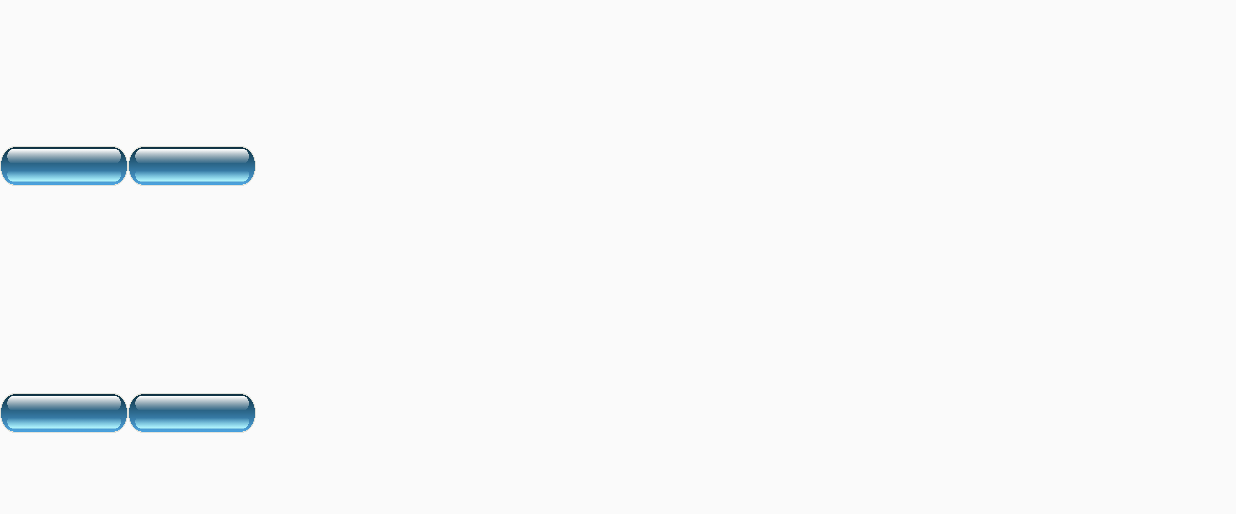
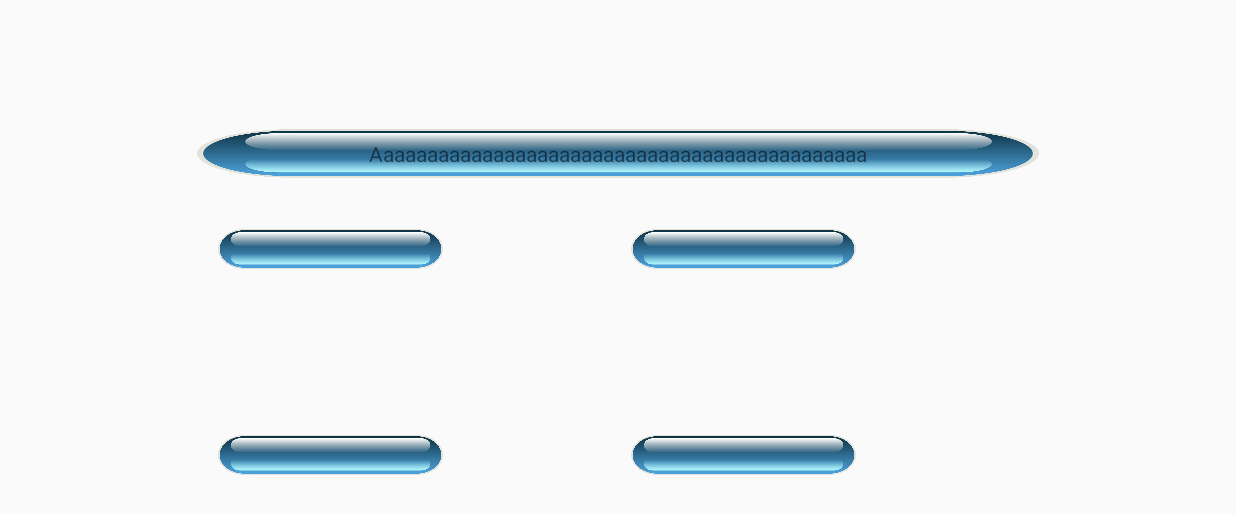
Before and after one commit to davidplanas/GalaxyTraveller, an Android app: the p_preguntas screen opened directly, with no data from a screen before it, on a phone screen of 824 x 412 dp (held sideways). Shown: the top 514 px of the screen. Run offline under Robolectric (Android 15) with nearby library versions, the phone set to English and light mode, and no system bars.

Commit message:
A ver si te lega ahora

```diff
--- a/app/src/main/res/layout/preguntas.xml
+++ b/app/src/main/res/layout/preguntas.xml
@@ -6,20 +6,28 @@
     >
 
     <LinearLayout
-        android:layout_width="wrap_content"
+        android:layout_width="match_parent"
         android:layout_height="0dp"
-        android:layout_weight="1"
-        android:orientation="horizontal">
+        android:layout_weight="2"
+        android:orientation="vertical">
 
-        <ImageView
+        <TextView
             android:layout_width="wrap_content"
             android:layout_height="wrap_content"
-            android:id="@+id/pregunta"
+            android:textSize="50dp"
+            android:layout_gravity="right"
+            android:id="@+id/cuentaAtras"
             />
-        <ImageView
-            android:layout_width="wrap_content"
+
+        <TextView
+            android:id="@+id/nomPregunta"
+            android:layout_width="561dp"
             android:layout_height="wrap_content"
-            android:id="@+id/contador"/>
+            android:layout_gravity="center"
+            android:background="@drawable/button_fondo3"
+            android:gravity="center"
+            android:text="Aaaaaaaaaaaaaaaaaaaaaaaaaaaaaaaaaaaaaaaaaaaaa" />
+
     </LinearLayout>
 
     <LinearLayout
@@ -27,18 +35,19 @@
         android:layout_height="0dp"
         android:layout_weight="2"
         android:orientation="horizontal"
-
+        android:layout_marginLeft="145dp"
         >
 
         <Button
-            android:layout_width="85dp"
+            android:layout_width="150dp"
             android:layout_height="57dp"
-            android:background="@drawable/button_fondo3"></Button>
+            android:background="@drawable/button_fondo3"/>
 
         <Button
-            android:layout_width="85dp"
+            android:layout_width="150dp"
             android:layout_height="57dp"
-            android:background="@drawable/button_fondo3"></Button>
+            android:background="@drawable/button_fondo3"
+            android:layout_marginLeft="125dp"/>
 
 
     </LinearLayout>
@@ -46,17 +55,20 @@
         android:layout_width="wrap_content"
         android:layout_height="0dp"
         android:layout_weight="2"
-        android:orientation="horizontal">
+        android:orientation="horizontal"
+        android:layout_marginLeft="145dp"
+        >
 
         <Button
-            android:layout_width="85dp"
+            android:layout_width="150dp"
             android:layout_height="57dp"
-            android:background="@drawable/button_fondo3"></Button>
+            android:background="@drawable/button_fondo3"/>
 
         <Button
-            android:layout_width="85dp"
+            android:layout_width="150dp"
             android:layout_height="57dp"
-            android:background="@drawable/button_fondo3"></Button>
+            android:background="@drawable/button_fondo3"
+            android:layout_marginLeft="125dp"/>
 
 
     </LinearLayout>
```
